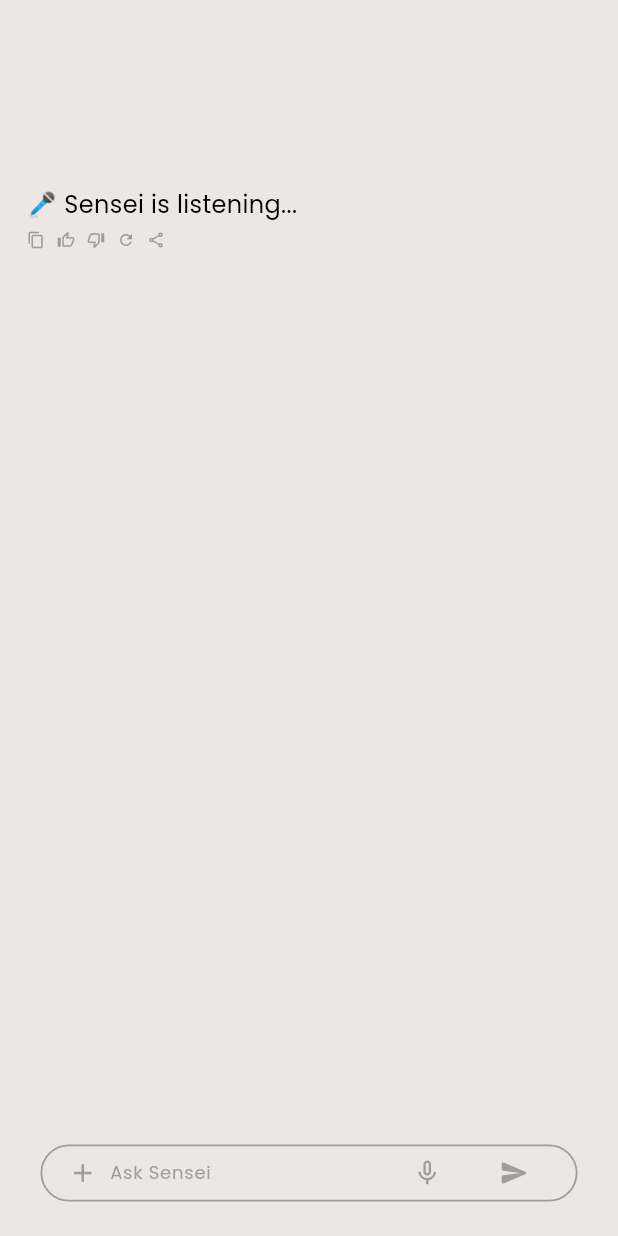
After one commit to nhahub/NHA-229, a Flutter app: the ChatScreen screen opened directly, after a tap on the "mic none" icon, on a phone screen of 412 x 824 dp. The commit adds this screen. Run offline on Flutter 3.47's test engine with Material 3 defaults, Android fonts, the phone set to English and light mode, and no system bars; our stand-ins replace flutter_bloc, flutter_screenutil, flutter_svg, google_fonts, pinput.

Commit message:
added Ai chat screen

```diff
--- /dev/null
+++ b/lib/data/models/message_model.dart
@@ -0,0 +1,6 @@
+class MessageModel {
+  final String text;
+  final bool isUser;
+
+  MessageModel({required this.text, required this.isUser});
+}
--- a/lib/data/models/user_model.dart
+++ b/lib/data/models/user_model.dart
@@ -0,0 +1,4 @@
+class UserModel {
+  final String name;
+  UserModel({required this.name});
+}
--- /dev/null
+++ b/lib/features/home/ai/screens/chat_screen.dart
@@ -0,0 +1,150 @@
+import 'package:flutter/material.dart';
+import 'package:mostawak/data/models/user_model.dart';
+import '../widgets/message_bubble.dart';
+import '../../../../data/models/message_model.dart';
+
+class ChatScreen extends StatefulWidget {
+  const ChatScreen({super.key});
+
+  @override
+  State<ChatScreen> createState() => _ChatScreenState();
+}
+
+class _ChatScreenState extends State<ChatScreen> {
+  final List<MessageModel> messages = [];
+  final TextEditingController _controller = TextEditingController();
+
+  bool isUserTurn = true;
+  final UserModel user = UserModel(name: "Omar");
+
+  void _sendMessage() {
+    final text = _controller.text.trim();
+    if (text.isEmpty) return;
+
+    setState(() {
+      messages.add(MessageModel(text: text, isUser: isUserTurn));
+      isUserTurn = !isUserTurn;
+    });
+
+    _controller.clear();
+  }
+
+  void _sendAiMessage() {
+    setState(() {
+      messages.add(
+        MessageModel(text: "🎤 Sensei is listening...", isUser: false),
+      );
+    });
+  }
+
+  @override
+  Widget build(BuildContext context) {
+    return Scaffold(
+      backgroundColor: const Color(0xffECE7E3),
+      body: Padding(
+        padding: const EdgeInsets.symmetric(horizontal: 18, vertical: 23),
+        child: Column(
+          children: [
+            const SizedBox(height: 102),
+            Expanded(
+              child: AnimatedSwitcher(
+                duration: const Duration(milliseconds: 500),
+                transitionBuilder: (Widget child, Animation<double> animation) {
+                  return FadeTransition(opacity: animation, child: child);
+                },
+                child: messages.isEmpty
+                    ? Center(
+                        child: Column(
+                          mainAxisAlignment: MainAxisAlignment.center,
+                          children: [
+                            Text(
+                              'Hi, ${user.name}',
+                              textAlign: TextAlign.center,
+                              style: const TextStyle(
+                                fontSize: 40,
+                                fontFamily: 'Poppins',
+                                color: Color(0xff82C0CB),
+                              ),
+                            ),
+                            const Text(
+                              'What challenge will you tackle next?',
+                              textAlign: TextAlign.center,
+                              style: TextStyle(
+                                fontSize: 15,
+                                fontFamily: 'Poppins',
+                                color: Color(0xff82C0CB),
+                              ),
+                            ),
+                          ],
+                        ),
+                      )
+                    : ListView.builder(
+                        padding: EdgeInsets.zero,
+                        itemCount: messages.length,
+                        itemBuilder: (context, index) {
+                          final message = messages[index];
+                          return MessageBubble(message: message);
+                        },
+                      ),
+              ),
+            ),
+            Container(
+              width: 358,
+              height: 38,
+              padding: const EdgeInsets.symmetric(horizontal: 17),
+              decoration: BoxDecoration(
+                borderRadius: BorderRadius.circular(20),
+                border: Border.all(color: const Color(0xFF9E9E9E), width: 1.2),
+                color: Colors.transparent,
+              ),
+              child: Row(
+                children: [
+                  const Icon(Icons.add, color: Color(0xFF9E9E9E), size: 20),
+                  const SizedBox(width: 8),
+                  Expanded(
+                    child: TextField(
+                      controller: _controller,
+                      style: const TextStyle(
+                        color: Colors.black,
+                        fontFamily: 'Poppins',
+                        fontSize: 12,
+                      ),
+                      decoration: const InputDecoration(
+                        hintText: 'Ask Sensei',
+                        hintStyle: TextStyle(
+                          color: Color(0xFF9E9E9E),
+                          fontSize: 12,
+                          fontFamily: 'Poppins',
+                        ),
+                        border: InputBorder.none,
+                        isDense: true,
+                      ),
+                      cursorColor: const Color(0xFF9E9E9E),
+                    ),
+                  ),
+                  IconButton(
+                    icon: const Icon(
+                      Icons.mic_none,
+                      color: Color(0xFF9E9E9E),
+                      size: 20,
+                    ),
+                    onPressed: _sendAiMessage,
+                  ),
+                  const SizedBox(width: 10),
+                  IconButton(
+                    icon: const Icon(
+                      Icons.send_rounded,
+                      color: Color(0xFF9E9E9E),
+                      size: 20,
+                    ),
+                    onPressed: _sendMessage,
+                  ),
+                ],
+              ),
+            ),
+          ],
+        ),
+      ),
+    );
+  }
+}
--- /dev/null
+++ b/lib/features/home/ai/widgets/message_bubble.dart
@@ -0,0 +1,105 @@
+import 'package:flutter/material.dart';
+import 'package:flutter/services.dart';
+import '../../../../data/models/message_model.dart';
+
+class MessageBubble extends StatelessWidget {
+  final MessageModel message;
+
+  const MessageBubble({super.key, required this.message});
+
+  @override
+  Widget build(BuildContext context) {
+    return message.isUser
+        ? Align(
+            alignment: Alignment.centerRight,
+            child: Container(
+              constraints: const BoxConstraints(maxWidth: 250),
+              padding: const EdgeInsets.symmetric(horizontal: 23, vertical: 4),
+              decoration: const BoxDecoration(
+                color: Color(0xFF82C0CB),
+                borderRadius: BorderRadius.only(
+                  topLeft: Radius.circular(10),
+                  bottomLeft: Radius.circular(10),
+                  bottomRight: Radius.circular(10),
+                ),
+              ),
+              child: Text(
+                message.text,
+                style: const TextStyle(
+                  color: Colors.white,
+                  fontFamily: 'Poppins',
+                  fontSize: 15,
+                ),
+              ),
+            ),
+          )
+        : Align(
+            alignment: Alignment.centerLeft,
+            child: Container(
+              constraints: const BoxConstraints(maxWidth: 341),
+              child: Column(
+                crossAxisAlignment: CrossAxisAlignment.start,
+                children: [
+                  Text(
+                    message.text,
+                    style: const TextStyle(
+                      fontFamily: 'Poppins',
+                      fontSize: 16,
+                      color: Colors.black,
+                    ),
+                  ),
+                  const SizedBox(height: 6),
+                  Row(
+                    mainAxisAlignment: MainAxisAlignment.start,
+                    children: [
+                      _buildIconButton(
+                        context,
+                        icon: Icons.copy,
+                        onTap: () {
+                          Clipboard.setData(ClipboardData(text: message.text));
+                          ScaffoldMessenger.of(context).showSnackBar(
+                            const SnackBar(
+                                content: Text('Copied to clipboard')),
+                          );
+                        },
+                      ),
+                      _buildIconButton(
+                        context,
+                        icon: Icons.thumb_up_alt_outlined,
+                        onTap: () {},
+                      ),
+                      _buildIconButton(
+                        context,
+                        icon: Icons.thumb_down_alt_outlined,
+                        onTap: () {},
+                      ),
+                      _buildIconButton(
+                        context,
+                        icon: Icons.refresh,
+                        onTap: () {},
+                      ),
+                      _buildIconButton(
+                        context,
+                        icon: Icons.share_outlined,
+                        onTap: () {},
+                      ),
+                    ],
+                  ),
+                ],
+              ),
+            ),
+          );
+  }
+
+  Widget _buildIconButton(BuildContext context,
+      {required IconData icon, required VoidCallback onTap}) {
+    return Padding(
+      padding: const EdgeInsets.only(right: 8),
+      child: InkWell(
+        borderRadius: BorderRadius.circular(8),
+        onTap: onTap,
+        child: Icon(icon, size: 12, color: const Color(0XFF9E9E9E)),
+      ),
+    );
+  }
+}
--- a/pubspec.yaml
+++ b/pubspec.yaml
@@ -38,7 +38,7 @@ dependencies:
   cupertino_icons: ^1.0.8
   google_fonts: ^6.3.0
   pinput: ^5.0.2
-  intl: ^0.19.0
+  intl: 0.20.2
   flutter_svg: ^2.2.0
   flutter_screenutil: ^5.9.3
   flutter_bloc: ^9.1.1
```
Also changed, not shown: lib/features/home/widgets/info_card.dart (+14 -6 lines), lib/features/home/ai/screens/ai_screen.dart (deleted), pubspec.lock, 3 other files.
